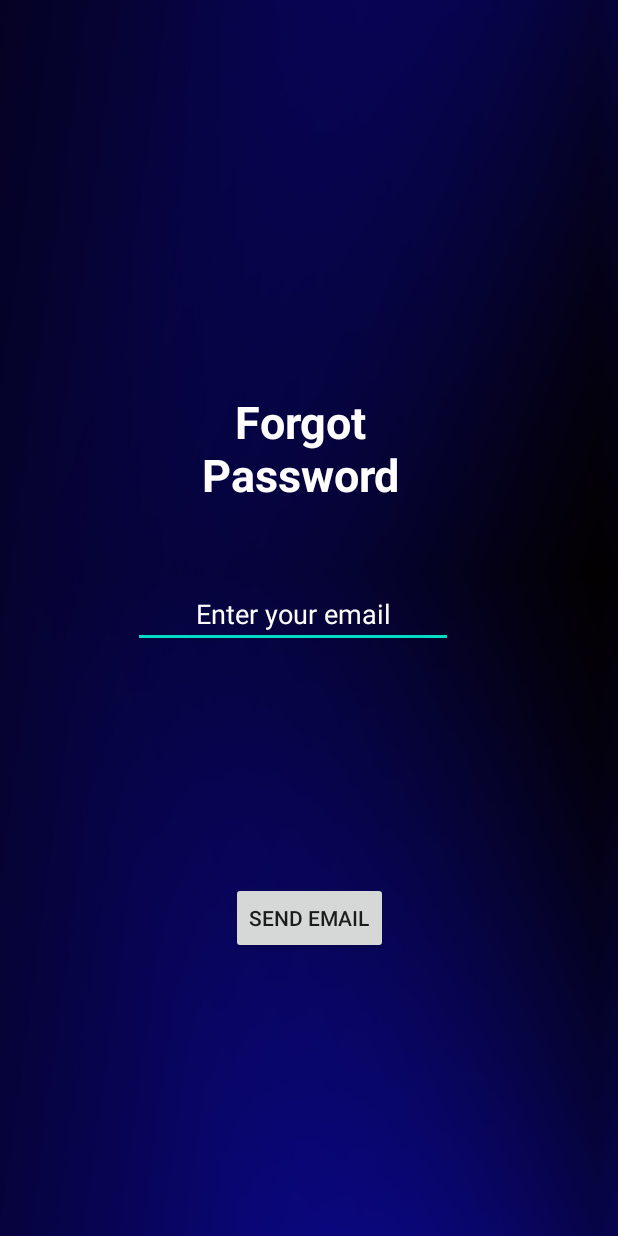
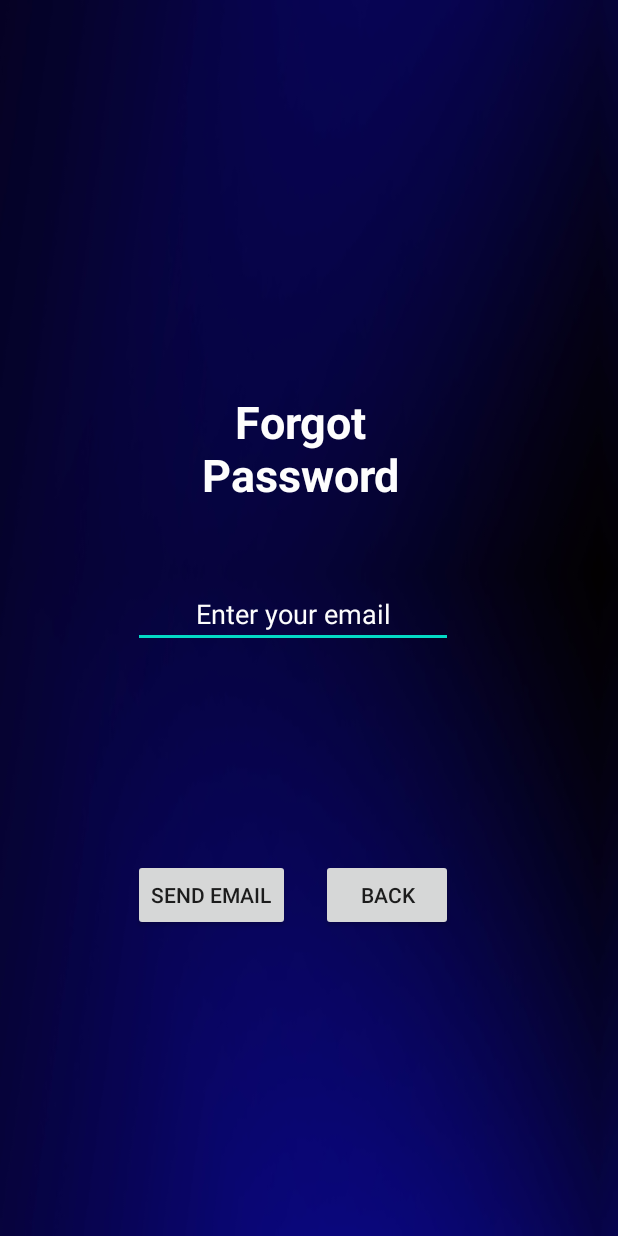
Before and after one commit to dlam15/BudgetUs, an Android app: the ForgotPass screen opened directly, with no data from a screen before it, on a phone screen of 412 x 824 dp. Run offline under Robolectric (Android 15) with nearby library versions, the phone set to English and light mode, and no system bars; our stand-ins replace Firebase (no records; nobody signed in at launch, a user with empty details on screens opened directly).

Commit message:
added a back button

```diff
--- a/BudgetUs/app/src/main/java/com/example/budgetus/ForgotPass.java
+++ b/BudgetUs/app/src/main/java/com/example/budgetus/ForgotPass.java
@@ -24,6 +24,7 @@ import static android.content.ContentValues.TAG;
 public class ForgotPass extends AppCompatActivity {
 
     private Button sendEmailButton;
+    private Button backBtn;
     private EditText email;
     private FirebaseAuth mAuth;
     private DatabaseReference databaseReference;
@@ -52,6 +53,16 @@ public class ForgotPass extends AppCompatActivity {
             };
 
         });
+
+        //Back to login screen button
+        backBtn = findViewById(R.id.forgotBack);
+        backBtn.setOnClickListener(new View.OnClickListener() {
+            @Override
+            public void onClick(View view) {
+                startActivity(new Intent(ForgotPass.this,MainActivity.class));
+                finish();
+            }
+        });
     }
 
 }
--- a/BudgetUs/app/src/main/res/layout/activity_forgot_pass.xml
+++ b/BudgetUs/app/src/main/res/layout/activity_forgot_pass.xml
@@ -17,8 +17,9 @@
       android:textColorHint="#F4F0F0"
       app:layout_constraintBottom_toBottomOf="parent"
       app:layout_constraintEnd_toEndOf="parent"
-      app:layout_constraintStart_toStartOf="parent"
-      app:layout_constraintTop_toBottomOf="@+id/enterTxt"
+      app:layout_constraintHorizontal_bias="0.0"
+      app:layout_constraintStart_toStartOf="@+id/forgotEmail"
+      app:layout_constraintTop_toBottomOf="@+id/forgotEmail"
       app:layout_constraintVertical_bias="0.903" />
 
   <EditText
@@ -55,6 +56,13 @@
       app:layout_constraintTop_toTopOf="parent"
       app:layout_constraintVertical_bias="0.347" />
 
+  <Button
+      android:id="@+id/forgotBack"
+      android:layout_width="wrap_content"
+      android:layout_height="wrap_content"
+      android:text="Back"
+      app:layout_constraintEnd_toEndOf="@+id/forgotEmail"
+      app:layout_constraintTop_toTopOf="@+id/forgotSend" />
 
 
-  </androidx.constraintlayout.widget.ConstraintLayout>
+</androidx.constraintlayout.widget.ConstraintLayout>
```
